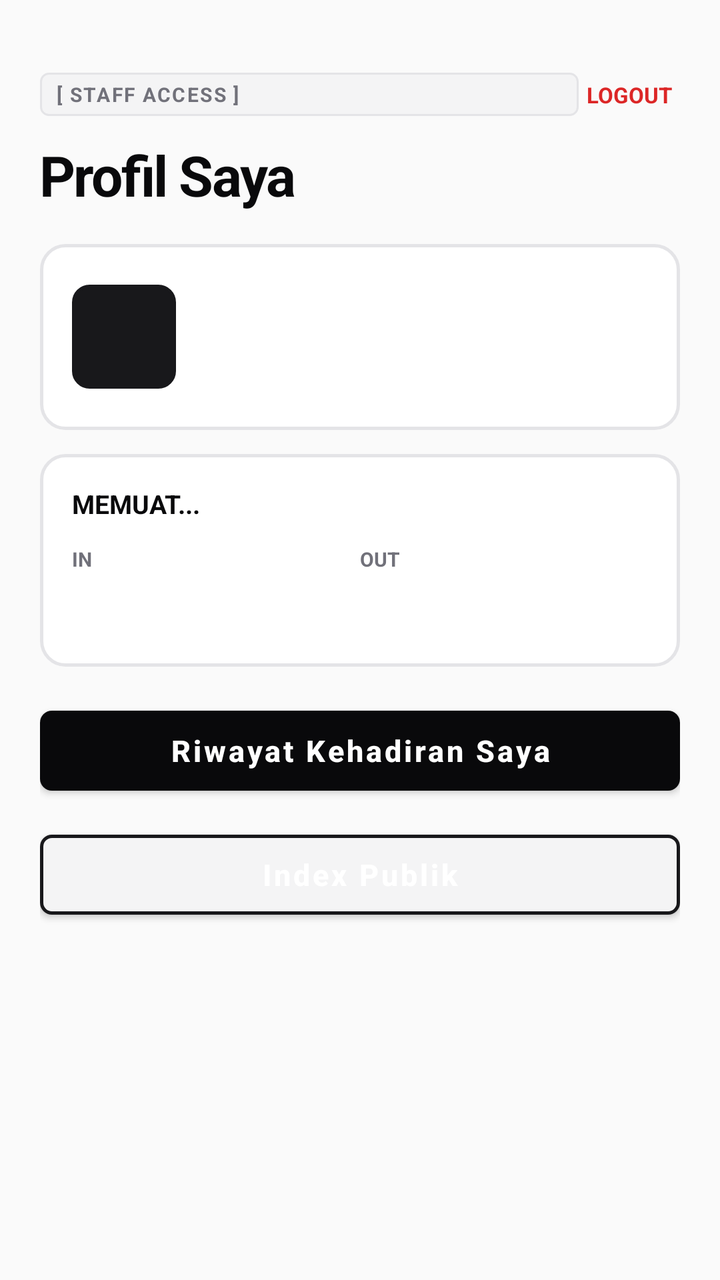
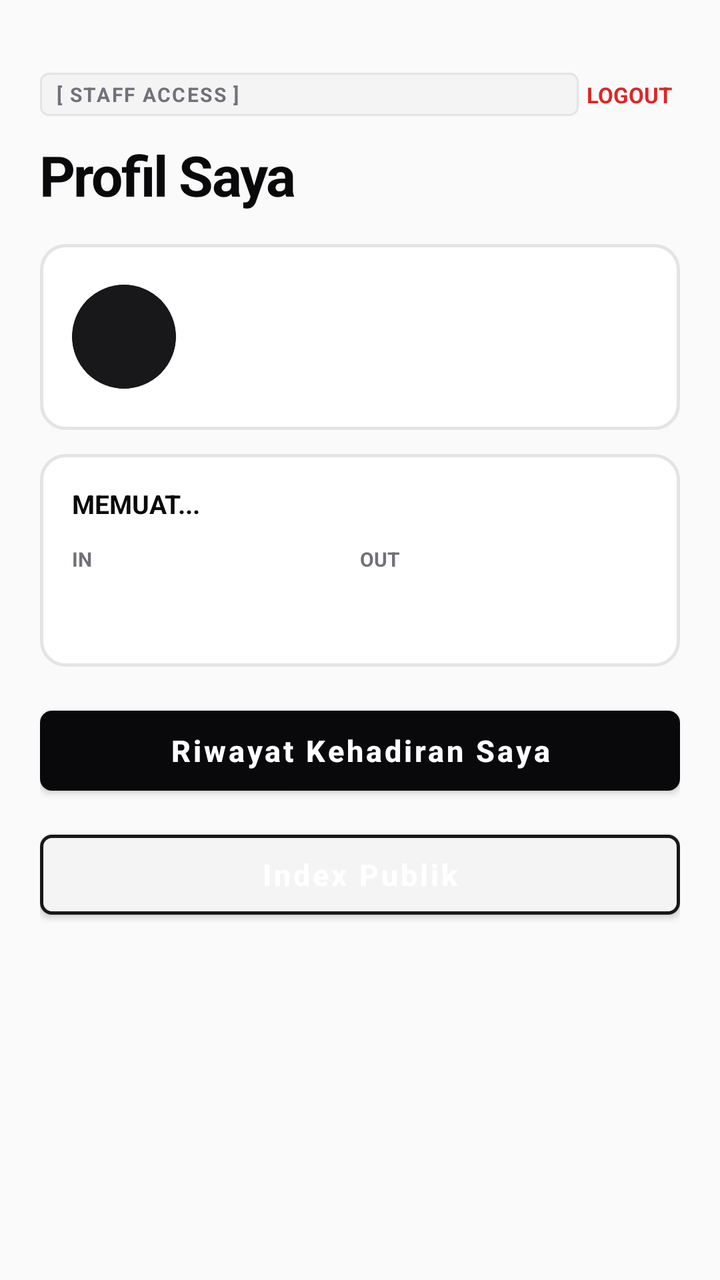

Before-and-after screenshots of an Android layout around one commit, followed by the original layout XML and the change that was made.
<!-- AndroidManifest.xml: application theme Theme.Absensi -->
<!-- res/layout/activity_employee.xml -->
<?xml version="1.0" encoding="utf-8"?>
<androidx.constraintlayout.widget.ConstraintLayout xmlns:android="http://schemas.android.com/apk/res/android"
    xmlns:app="http://schemas.android.com/apk/res-auto"
    android:layout_width="match_parent"
    android:layout_height="match_parent"
    android:background="@color/bg_primary">

    <ScrollView
        android:layout_width="0dp"
        android:layout_height="0dp"
        app:layout_constraintBottom_toBottomOf="parent"
        app:layout_constraintEnd_toEndOf="parent"
        app:layout_constraintStart_toStartOf="parent"
        app:layout_constraintTop_toTopOf="parent">

        <LinearLayout
            android:layout_width="match_parent"
            android:layout_height="wrap_content"
            android:orientation="vertical"
            android:paddingStart="20dp"
            android:paddingTop="36dp"
            android:paddingEnd="20dp">

            <LinearLayout
                android:layout_width="match_parent"
                android:layout_height="wrap_content"
                android:gravity="center_vertical"
                android:orientation="horizontal">

                <TextView
                    android:layout_width="0dp"
                    android:layout_height="wrap_content"
                    android:layout_weight="1"
                    android:background="@drawable/bg_tag_pill"
                    android:letterSpacing="0.08"
                    android:paddingStart="8dp"
                    android:paddingTop="4dp"
                    android:paddingEnd="8dp"
                    android:paddingBottom="4dp"
                    android:text="[ STAFF ACCESS ]"
                    android:textColor="@color/text_secondary"
                    android:textSize="10sp"
                    android:textStyle="bold" />

                <TextView
                    android:id="@+id/tvLogout"
                    android:layout_width="wrap_content"
                    android:layout_height="wrap_content"
                    android:padding="4dp"
                    android:text="LOGOUT"
                    android:textColor="@color/badge_danger_text"
                    android:textSize="11sp"
                    android:textStyle="bold" />
            </LinearLayout>

            <TextView
                android:layout_width="wrap_content"
                android:layout_height="wrap_content"
                android:layout_marginTop="10dp"
                android:letterSpacing="-0.03"
                android:text="Profil Saya"
                android:textColor="@color/text_primary"
                android:textSize="28sp"
                android:textStyle="bold" />

            <LinearLayout
                android:layout_width="match_parent"
                android:layout_height="wrap_content"
                android:layout_marginTop="16dp"
                android:background="@drawable/bg_hero_card"
                android:gravity="center_vertical"
                android:orientation="horizontal"
                android:padding="16dp">

                <TextView
                    android:id="@+id/tvAvatar"
                    android:layout_width="52dp"
                    android:layout_height="52dp"
                    android:background="@drawable/bg_avatar_box"
                    android:gravity="center"
                    android:textColor="@color/surface"
                    android:textSize="18sp"
                    android:textStyle="bold" />

                <LinearLayout
                    android:layout_width="0dp"
                    android:layout_height="wrap_content"
                    android:layout_marginStart="14dp"
                    android:layout_weight="1"
                    android:orientation="vertical">

                    <TextView
                        android:id="@+id/tvName"
                        android:layout_width="match_parent"
                        android:layout_height="wrap_content"
                        android:textColor="@color/text_primary"
                        android:textSize="18sp"
                        android:textStyle="bold" />

                    <TextView
                        android:id="@+id/tvEmpCode"
                        android:layout_width="match_parent"
                        android:layout_height="wrap_content"
                        android:layout_marginTop="2dp"
                        android:textColor="@color/text_secondary"
                        android:textSize="12sp" />

                    <TextView
                        android:id="@+id/tvDept"
                        android:layout_width="match_parent"
                        android:layout_height="wrap_content"
                        android:layout_marginTop="2dp"
                        android:textColor="@color/text_secondary"
                        android:textSize="12sp"
                        android:textStyle="bold" />
                </LinearLayout>
            </LinearLayout>

            <LinearLayout
                android:layout_width="match_parent"
                android:layout_height="wrap_content"
                android:layout_marginTop="12dp"
                android:background="@drawable/bg_hero_card"
                android:orientation="vertical"
                android:padding="16dp">

                <TextView
                    android:id="@+id/tvStatus"
                    android:layout_width="wrap_content"
                    android:layout_height="wrap_content"
                    android:text="MEMUAT..."
                    android:textColor="@color/text_primary"
                    android:textSize="13sp"
                    android:textStyle="bold" />

                <LinearLayout
                    android:layout_width="match_parent"
                    android:layout_height="wrap_content"
                    android:layout_marginTop="12dp"
                    android:orientation="horizontal">

                    <LinearLayout
                        android:layout_width="0dp"
                        android:layout_height="wrap_content"
                        android:layout_weight="1"
                        android:orientation="vertical">

                        <TextView
                            android:layout_width="wrap_content"
                            android:layout_height="wrap_content"
                            android:text="IN"
                            android:textColor="@color/text_secondary"
                            android:textSize="10sp"
                            android:textStyle="bold" />

                        <TextView
                            android:id="@+id/tvIn"
                            android:layout_width="wrap_content"
                            android:layout_height="wrap_content"
                            android:layout_marginTop="4dp"
                            android:textColor="@color/text_primary"
                            android:textSize="20sp"
                            android:textStyle="bold" />
                    </LinearLayout>

                    <LinearLayout
                        android:layout_width="0dp"
                        android:layout_height="wrap_content"
                        android:layout_weight="1"
                        android:orientation="vertical">

                        <TextView
                            android:layout_width="wrap_content"
                            android:layout_height="wrap_content"
                            android:text="OUT"
                            android:textColor="@color/text_secondary"
                            android:textSize="10sp"
                            android:textStyle="bold" />

                        <TextView
                            android:id="@+id/tvOut"
                            android:layout_width="wrap_content"
                            android:layout_height="wrap_content"
                            android:layout_marginTop="4dp"
                            android:textColor="@color/text_primary"
                            android:textSize="20sp"
                            android:textStyle="bold" />
                    </LinearLayout>
                </LinearLayout>
            </LinearLayout>

            <com.google.android.material.button.MaterialButton
                android:id="@+id/btnHistory"
                android:layout_width="match_parent"
                android:layout_height="52dp"
                android:layout_marginTop="16dp"
                android:text="Riwayat Kehadiran Saya"
                android:textAllCaps="false"
                android:textSize="15sp"
                android:textStyle="bold"
                app:backgroundTint="@color/accent"
                app:cornerRadius="6dp" />

            <com.google.android.material.button.MaterialButton
                android:id="@+id/btnPublic"
                android:layout_width="match_parent"
                android:layout_height="52dp"
                android:layout_marginTop="10dp"
                android:text="Index Publik"
                android:textAllCaps="false"
                android:textSize="15sp"
                android:textStyle="bold"
                app:backgroundTint="@color/accent_light"
                app:cornerRadius="6dp"
                app:strokeColor="@color/border_dark"
                app:strokeWidth="1.5dp" />
        </LinearLayout>
    </ScrollView>
</androidx.constraintlayout.widget.ConstraintLayout>
<!-- resources referenced by this layout -->
<resources>
  <color name="accent">#09090B</color>
  <color name="accent_light">#F4F4F5</color>
  <color name="badge_danger_text">#DC2626</color>
  <color name="bg_primary">#FAFAFA</color>
  <color name="border_dark">#18181B</color>
  <color name="surface">#FFFFFF</color>
  <color name="text_primary">#09090B</color>
  <color name="text_secondary">#71717A</color>
  <!-- drawable bg_avatar_box (drawable) -->
  <?xml version="1.0" encoding="utf-8"?>
  <shape xmlns:android="http://schemas.android.com/apk/res/android"
      android:shape="rectangle">
      <solid android:color="@color/avatar_1" />
      <corners android:radius="8dp" />
      <stroke android:width="1.5dp" android:color="@color/border_dark" />
  </shape>
  <!-- drawable bg_hero_card (drawable) -->
  <?xml version="1.0" encoding="utf-8"?>
  <shape xmlns:android="http://schemas.android.com/apk/res/android"
      android:shape="rectangle">
      <solid android:color="@color/surface" />
      <corners android:radius="12dp" />
      <stroke android:width="1.5dp" android:color="@color/border_crisp" />
  </shape>
  <!-- drawable bg_tag_pill (drawable) -->
  <?xml version="1.0" encoding="utf-8"?>
  <shape xmlns:android="http://schemas.android.com/apk/res/android"
      android:shape="rectangle">
      <solid android:color="@color/accent_light" />
      <corners android:radius="4dp" />
      <stroke android:width="1dp" android:color="@color/border_crisp" />
  </shape>
  <style name="Theme.Absensi" parent="Theme.MaterialComponents.Light.NoActionBar">
          <item name="android:windowBackground">@color/bg_primary</item>
          <item name="colorPrimary">@color/accent</item>
          <item name="colorPrimaryDark">@color/primary_dark</item>
          <item name="android:statusBarColor">@color/surface</item>
          <item name="android:windowLightStatusBar">true</item>
          <item name="colorAccent">@color/accent</item>
      </style>
  <color name="avatar_1">#18181B</color>
  <color name="border_crisp">#E4E4E7</color>
  <color name="primary_dark">#09090B</color>
</resources>

<!-- the commit's change to res/layout/activity_employee.xml (unified diff, before → after) -->
@@ -72,15 +72,31 @@
                 android:orientation="horizontal"
                 android:padding="16dp">
 
-                <TextView
-                    android:id="@+id/tvAvatar"
+                <FrameLayout
+                    android:id="@+id/flAvatar"
                     android:layout_width="52dp"
-                    android:layout_height="52dp"
-                    android:background="@drawable/bg_avatar_box"
-                    android:gravity="center"
-                    android:textColor="@color/surface"
-                    android:textSize="18sp"
-                    android:textStyle="bold" />
+                    android:layout_height="52dp">
+
+                    <ImageView
+                        android:id="@+id/ivAvatar"
+                        android:layout_width="match_parent"
+                        android:layout_height="match_parent"
+                        android:background="@drawable/bg_avatar_circle"
+                        android:clipToOutline="true"
+                        android:contentDescription="Foto Profil"
+                        android:scaleType="centerCrop" />
+
+                    <TextView
+                        android:id="@+id/tvAvatarInitial"
+                        android:layout_width="match_parent"
+                        android:layout_height="match_parent"
+                        android:background="@drawable/bg_avatar_circle"
+                        android:clipToOutline="true"
+                        android:gravity="center"
+                        android:textColor="@color/surface"
+                        android:textSize="18sp"
+                        android:textStyle="bold" />
+                </FrameLayout>
 
                 <LinearLayout
                     android:layout_width="0dp"
<!-- resource entries referenced after the edit -->
@@ -8,13 +8,14 @@
   <color name="surface">#FFFFFF</color>
   <color name="text_primary">#09090B</color>
   <color name="text_secondary">#71717A</color>
-  <!-- drawable bg_avatar_box (drawable) -->
+  <!-- drawable bg_avatar_circle (drawable) -->
   <?xml version="1.0" encoding="utf-8"?>
   <shape xmlns:android="http://schemas.android.com/apk/res/android"
-      android:shape="rectangle">
+      android:shape="oval">
       <solid android:color="@color/avatar_1" />
-      <corners android:radius="8dp" />
-      <stroke android:width="1.5dp" android:color="@color/border_dark" />
+      <stroke
+          android:width="1.5dp"
+          android:color="@color/border_dark" />
   </shape>
   <!-- drawable bg_hero_card (drawable) -->
   <?xml version="1.0" encoding="utf-8"?>
